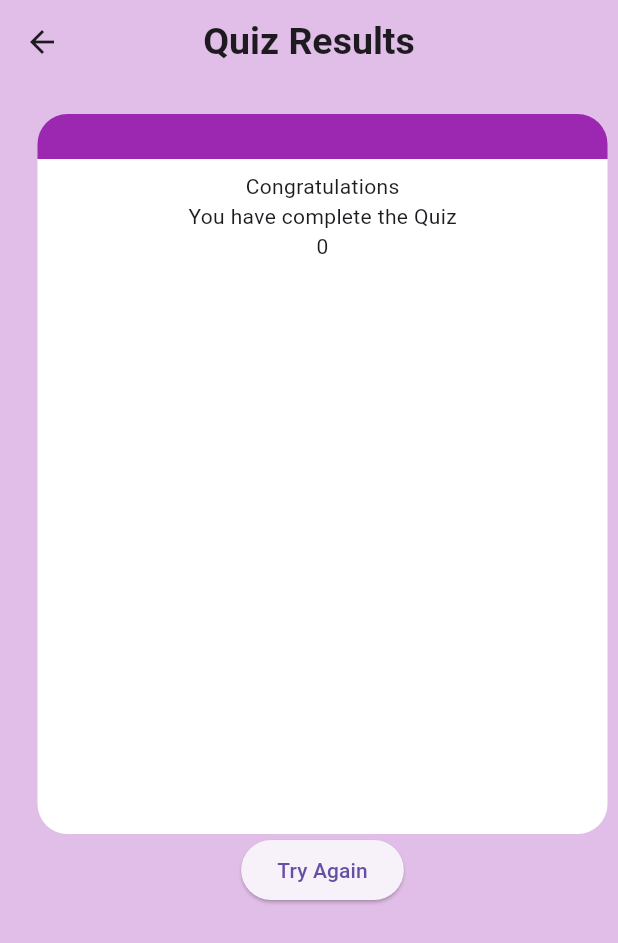
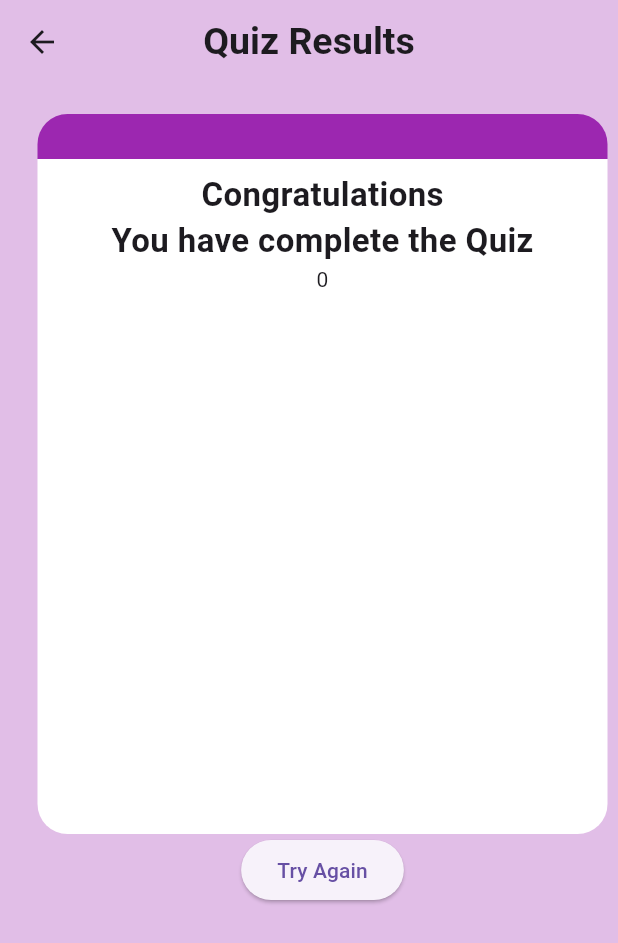
Before and after one commit to sohasara/Quiz-App, a Flutter app: the ResultScreen screen opened directly with empty values, on a phone screen of 412 x 824 dp. Shown: the top 943 px of the screen. Run offline on Flutter 3.47's test engine with Material 3 defaults, Android fonts, the phone set to English and light mode, and no system bars; our stand-ins replace dio, flutter_riverpod.

Commit message:
add styling

```diff
--- a/lib/ui/result_screen/result.dart
+++ b/lib/ui/result_screen/result.dart
@@ -53,8 +53,20 @@ class ResultScreen extends StatelessWidget {
               ),
               child: Column(
                 children: [
-                  const Text('Congratulations'),
-                  const Text('You have complete the Quiz'),
+                  const Text(
+                    'Congratulations',
+                    style: TextStyle(
+                      fontSize: 22,
+                      fontWeight: FontWeight.bold,
+                    ),
+                  ),
+                  const Text(
+                    'You have complete the Quiz',
+                    style: TextStyle(
+                      fontSize: 22,
+                      fontWeight: FontWeight.bold,
+                    ),
+                  ),
                   Text(
                     correctAnswers.toString(),
                   ),
```
